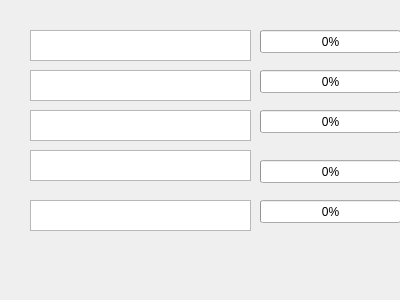
This is downloads.ui in tnightingale/COMMAudio as Qt 5 draws it before an edit. The edited form follows.
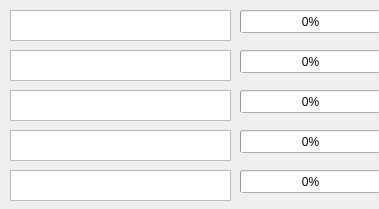
This is the edited form.

Commit message: Fixed UI layout and bug with transferring file lists.

```diff
--- a/downloads.ui
+++ b/downloads.ui
@@ -6,8 +6,8 @@
    <rect>
     <x>0</x>
     <y>0</y>
-    <width>400</width>
-    <height>300</height>
+    <width>379</width>
+    <height>209</height>
    </rect>
   </property>
   <property name="windowTitle">
@@ -16,8 +16,8 @@
   <widget class="QProgressBar" name="downloadbar1">
    <property name="geometry">
     <rect>
-     <x>260</x>
-     <y>30</y>
+     <x>240</x>
+     <y>10</y>
      <width>141</width>
      <height>23</height>
     </rect>
@@ -29,8 +29,8 @@
   <widget class="QProgressBar" name="downloadbar2">
    <property name="geometry">
     <rect>
-     <x>260</x>
-     <y>70</y>
+     <x>240</x>
+     <y>50</y>
      <width>141</width>
      <height>23</height>
     </rect>
@@ -42,8 +42,8 @@
   <widget class="QProgressBar" name="downloadbar3">
    <property name="geometry">
     <rect>
-     <x>260</x>
-     <y>110</y>
+     <x>240</x>
+     <y>90</y>
      <width>141</width>
      <height>23</height>
     </rect>
@@ -55,8 +55,8 @@
   <widget class="QProgressBar" name="downloadbar4">
    <property name="geometry">
     <rect>
-     <x>260</x>
-     <y>160</y>
+     <x>240</x>
+     <y>130</y>
      <width>141</width>
      <height>23</height>
     </rect>
@@ -68,8 +68,8 @@
   <widget class="QProgressBar" name="downloadbar5">
    <property name="geometry">
     <rect>
-     <x>260</x>
-     <y>200</y>
+     <x>240</x>
+     <y>170</y>
      <width>141</width>
      <height>23</height>
     </rect>
@@ -81,8 +81,8 @@
   <widget class="QTextEdit" name="download1">
    <property name="geometry">
     <rect>
-     <x>30</x>
-     <y>30</y>
+     <x>10</x>
+     <y>10</y>
      <width>221</width>
      <height>31</height>
     </rect>
@@ -91,8 +91,8 @@
   <widget class="QTextEdit" name="download2">
    <property name="geometry">
     <rect>
-     <x>30</x>
-     <y>70</y>
+     <x>10</x>
+     <y>50</y>
      <width>221</width>
      <height>31</height>
     </rect>
@@ -101,8 +101,8 @@
   <widget class="QTextEdit" name="download3">
    <property name="geometry">
     <rect>
-     <x>30</x>
-     <y>110</y>
+     <x>10</x>
+     <y>90</y>
      <width>221</width>
      <height>31</height>
     </rect>
@@ -111,8 +111,8 @@
   <widget class="QTextEdit" name="download4">
    <property name="geometry">
     <rect>
-     <x>30</x>
-     <y>150</y>
+     <x>10</x>
+     <y>130</y>
      <width>221</width>
      <height>31</height>
     </rect>
@@ -121,8 +121,8 @@
   <widget class="QTextEdit" name="download5">
    <property name="geometry">
     <rect>
-     <x>30</x>
-     <y>200</y>
+     <x>10</x>
+     <y>170</y>
      <width>221</width>
      <height>31</height>
     </rect>
```
The commit also changes 6 other files.
